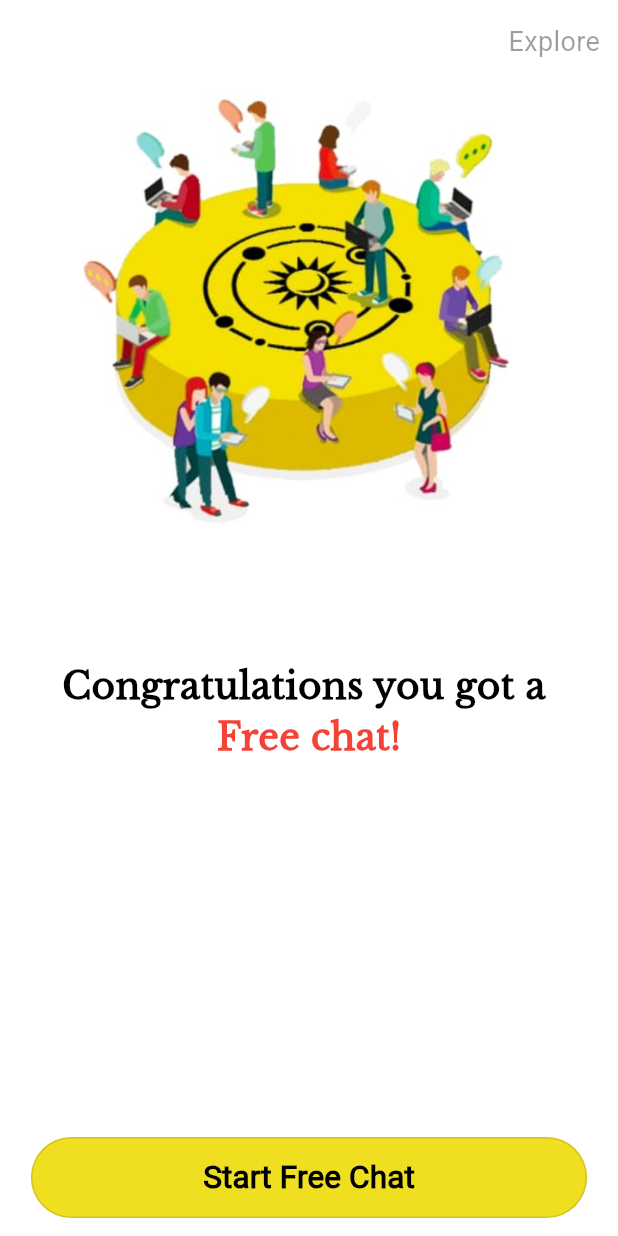
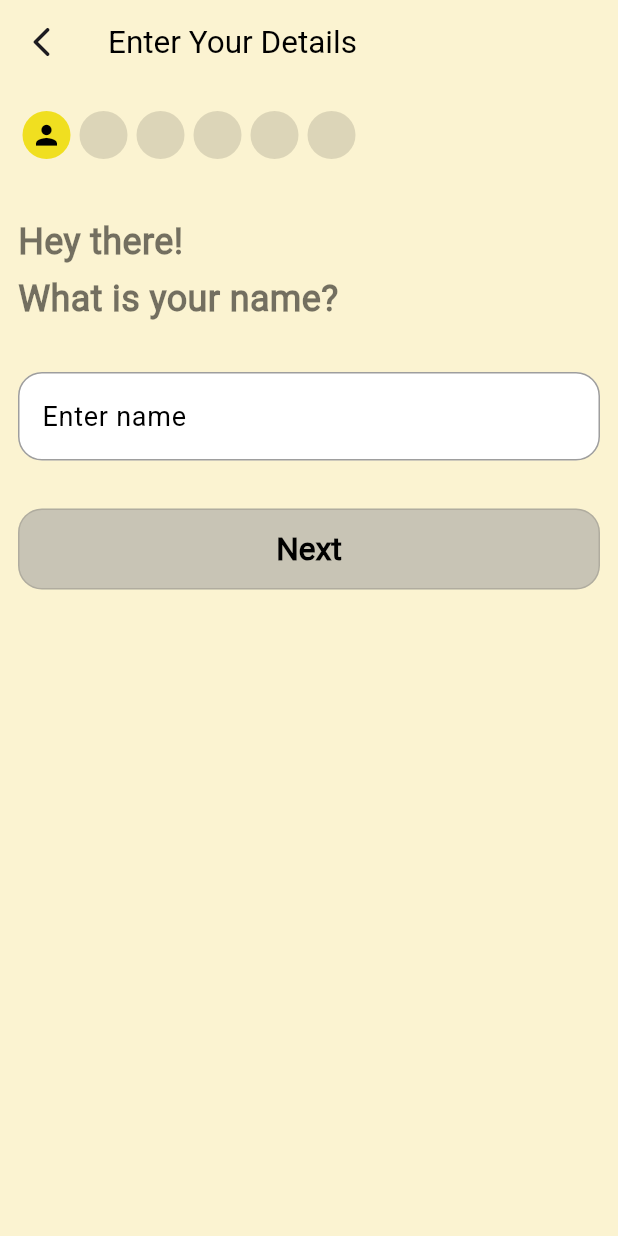
Before and after one commit to rahulkumardev24/Astrotalk-App---Flutter-, a Flutter app: the screen it shows after launch, on a phone screen of 412 x 824 dp. Run offline on Flutter 3.47's test engine with Material 3 defaults, Android fonts, the phone set to English and light mode, and no system bars.

Commit message:
today task complete

```diff
--- a/lib/helper/color.dart
+++ b/lib/helper/color.dart
@@ -2,6 +2,7 @@
 
 class AppColors {
   static const Color primary = Color(0xfff0df20);
+  static const Color lightBackground = Color(0xfffbf3d1);
   static const Color secondary = Color(0xFFFFA726);
 
 }
--- a/lib/main.dart
+++ b/lib/main.dart
@@ -1,5 +1,4 @@
-import 'package:astrotalk_app/screen/starting/splash_screen.dart';
-import 'package:astrotalk_app/screen/starting/start_screen.dart';
+import 'package:astrotalk_app/screen/starting/enter_details_screen.dart';
 import 'package:flutter/material.dart';
 
 void main() {
@@ -9,7 +8,6 @@
 class MyApp extends StatelessWidget {
   const MyApp({super.key});
 
-  // This widget is the root of your application.
   @override
   Widget build(BuildContext context) {
     return MaterialApp(
@@ -18,7 +16,7 @@
       theme: ThemeData(
         colorScheme: ColorScheme.fromSeed(seedColor: Colors.deepPurple),
       ),
-      home: StartScreen(),
+      home: const EnterDetailsScreen(),
     );
   }
 }
--- /dev/null
+++ b/lib/screen/starting/enter_details_screen.dart
@@ -0,0 +1,409 @@
+import 'package:astrotalk_app/helper/color.dart';
+import 'package:astrotalk_app/helper/custom_text_style.dart';
+import 'package:astrotalk_app/widgets/my_text_button.dart';
+import 'package:flutter/material.dart';
+
+class EnterDetailsScreen extends StatefulWidget {
+  const EnterDetailsScreen({super.key});
+
+  @override
+  State<EnterDetailsScreen> createState() => _EnterDetailsScreenState();
+}
+
+class _EnterDetailsScreenState extends State<EnterDetailsScreen> {
+  /// editing text controller
+  final TextEditingController _nameController = TextEditingController();
+  final TextEditingController _locationController = TextEditingController();
+
+  late Size mqData = MediaQuery.of(context).size;
+
+  /// controller
+  final PageController _pageController = PageController();
+
+  /// current index
+  int _currentPage = 0;
+
+  /// date of birthday
+  DateTime? _selectedDateOfBirth;
+
+  /// birth time
+  bool? _bornTime = false;
+
+  /// gender
+  String? _selectGender;
+
+  /// birth location
+  String? _birthPlace;
+
+  /// selected language
+  List<String>? _selectedLanguage;
+
+  /// language
+  final List<String> language = [
+    "English",
+    "Hindi",
+    "Bengali",
+    "Gujarati",
+    "Kannada",
+    "Malayalam",
+    "Marathi",
+    "Punjabi",
+    "Tamil",
+    "Telugu",
+    "Urdu",
+  ];
+
+  /// list of indicator  icon
+  List<dynamic> indicatorIcon = [
+    Icons.person,
+    Icons.female_rounded,
+    Icons.calendar_month_rounded,
+    Icons.access_time_rounded,
+    Icons.location_on_outlined,
+    Icons.language,
+  ];
+
+  /// next page function
+  void _nextPage() {
+    if (_currentPage < 6) {
+      setState(() {
+        _currentPage++;
+      });
+      _pageController.animateToPage(
+        _currentPage,
+        duration: Duration(milliseconds: 300),
+        curve: Curves.easeInOut,
+      );
+    }
+  }
+
+  void _backPage() {
+    if (_currentPage > 0) {
+      setState(() {
+        _currentPage--;
+      });
+      _pageController.animateToPage(
+        _currentPage,
+        duration: Duration(milliseconds: 300),
+        curve: Curves.easeInOut,
+      );
+    }
+  }
+
+  bool _isNameValid() {
+    return _nameController.text.trim().isNotEmpty;
+  }
+
+  @override
+  void initState() {
+    super.initState();
+    _nameController.addListener(() {
+      setState(() {});
+    });
+  }
+
+  @override
+  Widget build(BuildContext context) {
+    return Scaffold(
+      /// app bar
+      appBar: AppBar(
+        title: Text("Enter Your Details", style: myTextStyle21()),
+        leading: IconButton(
+          onPressed: () => _backPage(),
+          icon: Icon(Icons.arrow_back_ios_rounded),
+        ),
+        backgroundColor: AppColors.lightBackground,
+        elevation: 0,
+      ),
+      backgroundColor: AppColors.lightBackground,
+
+      /// body
+      body: SafeArea(
+        child: Padding(
+          padding: const EdgeInsets.all(12.0),
+          child: Column(
+            children: [
+              /// page indicator call here
+              Row(
+                mainAxisAlignment: MainAxisAlignment.start,
+                children: [_buildPageIndicator()],
+              ),
+
+              Expanded(
+                child: PageView(
+                  controller: _pageController,
+                  physics: NeverScrollableScrollPhysics(),
+                  children: [
+                    /// name page
+                    _buildNamePage(),
+                    /// gender
+                    _buildGenderPage(),
+                    /// date of birth
+                    _buildDateOfBirth()
+                  ],
+                ),
+              ),
+            ],
+          ),
+        ),
+      ),
+    );
+  }
+
+  /// page indicator
+  Widget _buildPageIndicator() {
+    return Container(
+      margin: EdgeInsets.symmetric(vertical: 6),
+      child: Row(
+        mainAxisAlignment: MainAxisAlignment.center,
+        children: List.generate(indicatorIcon.length, (index) {
+          final isActive = _currentPage == index;
+          final isCompleted = index < _currentPage;
+          return Container(
+            margin: EdgeInsets.symmetric(horizontal: 3),
+            child: Stack(
+              alignment: Alignment.center,
+              children: [
+                Container(
+                  height: 32,
+                  width: 32,
+                  decoration: BoxDecoration(
+                    shape: BoxShape.circle,
+                    color:
+                        isActive || isCompleted
+                            ? AppColors.primary
+                            : Colors.black12,
+                  ),
+                ),
+                if (isActive)
+                  Icon(indicatorIcon[index], size: 21, color: Colors.black),
+              ],
+            ),
+          );
+        }),
+      ),
+    );
+  }
+
+  /// name page
+  Widget _buildNamePage() {
+    return Column(
+      crossAxisAlignment: CrossAxisAlignment.start,
+      children: [
+        SizedBox(height: 32),
+        Text(
+          "Hey there!",
+          style: myTextStyle24(
+            fontWeight: FontWeight.bold,
+            textColor: Colors.black54,
+          ),
+        ),
+        SizedBox(height: 4),
+        Text(
+          "What is your name?",
+          style: myTextStyle24(
+            fontWeight: FontWeight.bold,
+            textColor: Colors.black54,
+          ),
+        ),
+
+        SizedBox(height: 32),
+
+        /// name text field
+        TextField(
+          autofocus: false,
+          style: myTextStyle18(),
+          controller: _nameController,
+          decoration: InputDecoration(
+            hintText: "Enter name",
+            hintStyle: myTextStyle18(),
+            filled: true,
+            fillColor: Colors.white,
+
+            border: OutlineInputBorder(
+              borderRadius: BorderRadius.circular(16),
+              borderSide: BorderSide.none,
+            ),
+
+            enabledBorder: OutlineInputBorder(
+              borderRadius: BorderRadius.circular(16),
+              borderSide: BorderSide(width: 1, color: Colors.black38),
+            ),
+
+            focusedBorder: OutlineInputBorder(
+              borderRadius: BorderRadius.circular(16),
+              borderSide: BorderSide(width: 1, color: Colors.black38),
+            ),
+          ),
+        ),
+
+        SizedBox(height: 32),
+
+        SizedBox(
+          width: double.infinity,
+          child: MyTextButton(
+            btnText: "Next",
+            onPress: () {
+              if (_nameController.text.isEmpty) {
+                ScaffoldMessenger.of(context).showSnackBar(
+                  SnackBar(
+                    content: Text(
+                      "Please enter your name",
+                      style: myTextStyle18(textColor: Colors.white),
+                    ),
+                    backgroundColor: Colors.red,
+                  ),
+                );
+              } else {
+                _nextPage();
+              }
+            },
+            btnBackgroundColor:
+                _isNameValid() ? AppColors.primary : Colors.grey.withAlpha(140),
+            borderRadius: 16,
+          ),
+        ),
+      ],
+    );
+  }
+
+  /// gender
+  Widget _buildGenderPage() {
+    return Column(
+      crossAxisAlignment: CrossAxisAlignment.start,
+      children: [
+        SizedBox(height: 32),
+        Text(
+          "What is your gender?",
+          style: myTextStyle24(
+            fontWeight: FontWeight.bold,
+            textColor: Colors.black54,
+          ),
+        ),
+
+        SizedBox(height: 32),
+
+        Row(
+          mainAxisAlignment: MainAxisAlignment.spaceAround,
+          children: [
+            /// Male
+            Column(
+              children: [
+                InkWell(
+                  onTap: () {
+                    setState(() {
+                      _selectGender = "Male";
+                    });
+                  },
+                  child: Container(
+                    decoration: BoxDecoration(
+                      color:
+                          _selectGender == "Male"
+                              ? AppColors.primary
+                              : Colors.white,
+                      shape: BoxShape.circle,
+                      border: Border.all(width: 1, color: AppColors.primary),
+                    ),
+                    child: Padding(
+                      padding: const EdgeInsets.all(12.0),
+                      child: Image.asset(
+                        "lib/assets/icons/man.png",
+                        fit: BoxFit.cover,
+                        height: mqData.height * 0.1,
+                      ),
+                    ),
+                  ),
+                ),
+                Padding(
+                  padding: const EdgeInsets.only(top: 8.0),
+                  child: Text(
+                    "Male",
+                    style: myTextStyle21(fontWeight: FontWeight.bold),
+                  ),
+                ),
+              ],
+            ),
+
+            /// female
+            Column(
+              children: [
+                InkWell(
+                  onTap: () {
+                    setState(() {
+                      _selectGender = "Female";
+                    });
+                  },
+                  child: Container(
+                    decoration: BoxDecoration(
+                      color:
+                          _selectGender == "Female"
+                              ? AppColors.primary
+                              : Colors.white,
+                      shape: BoxShape.circle,
+                      border: Border.all(width: 1, color: AppColors.primary),
+                    ),
+                    child: Padding(
+                      padding: const EdgeInsets.all(12.0),
+                      child: Image.asset(
+                        "lib/assets/icons/woman.png",
+                        fit: BoxFit.cover,
+                        height: mqData.height * 0.1,
+                      ),
+                    ),
+                  ),
+                ),
+
+                Padding(
+                  padding: const EdgeInsets.only(top: 8.0),
+                  child: Text(
+                    "Female",
+                    style: myTextStyle21(fontWeight: FontWeight.bold),
+                  ),
+                ),
+              ],
+            ),
+          ],
+        ),
+
+        SizedBox(height: mqData.height * 0.05),
+
+        if (_selectGender != null)
+          SizedBox(
+            width: double.infinity,
+            child: MyTextButton(
+              btnText: "Next",
+              onPress: () {
+                _nextPage();
+              },
+              btnBackgroundColor:
+                  _isNameValid()
+                      ? AppColors.primary
+                      : Colors.grey.withAlpha(140),
+              borderRadius: 16,
+            ),
+          ),
+      ],
+    );
+  }
+
+  Widget _buildDateOfBirth() {
+    return Column(
+      crossAxisAlignment: CrossAxisAlignment.start,
+      children: [
+        SizedBox(height: 32,),
+        Text(
+          "Enter your birth date ",
+          style: myTextStyle24(
+            fontWeight: FontWeight.bold,
+            textColor: Colors.black54,
+          ),
+        ),
+
+
+
+
+      ],
+    );
+  }
+
+}
--- a/lib/screen/starting/start_screen.dart
+++ b/lib/screen/starting/start_screen.dart
@@ -1,4 +1,5 @@
 import 'package:astrotalk_app/helper/custom_text_style.dart';
+import 'package:astrotalk_app/screen/starting/enter_details_screen.dart';
 import 'package:flutter/material.dart';
 
 import '../../helper/color.dart';
@@ -55,7 +56,15 @@
             /// stayr button
             SizedBox(
               width: mqData.width * 0.9,
-              child: MyTextButton(btnText: 'Start Free Chat', onPress: () {}),
+              child: MyTextButton(
+                btnText: 'Start Free Chat',
+                onPress: () {
+                  Navigator.pushReplacement(
+                    context,
+                    MaterialPageRoute(builder: (_) => EnterDetailsScreen()),
+                  );
+                },
+              ),
             ),
 
             SizedBox(height: 12),
--- a/lib/widgets/my_text_button.dart
+++ b/lib/widgets/my_text_button.dart
@@ -8,11 +8,13 @@
   Color btnBackgroundColor;
   String btnText;
   VoidCallback onPress;
+  double borderRadius;
   MyTextButton({
     super.key,
     this.btnBackgroundColor = AppColors.primary,
     required this.btnText,
     required this.onPress,
+    this.borderRadius = 27,
   });
 
   @override
@@ -23,7 +25,7 @@
         backgroundColor: btnBackgroundColor,
         elevation: 0,
         shape: RoundedRectangleBorder(
-          borderRadius: BorderRadius.circular(27),
+          borderRadius: BorderRadius.circular(borderRadius),
           side: BorderSide(width: 1, color: Colors.black12),
         ),
       ),
--- a/pubspec.yaml
+++ b/pubspec.yaml
@@ -34,6 +34,8 @@
   # The following adds the Cupertino Icons font to your application.
   # Use with the CupertinoIcons class for iOS style icons.
   cupertino_icons: ^1.0.8
+
+
 
 dev_dependencies:
   flutter_test:
```
Also changed, not shown: lib/assets/icons/man.png (added), lib/assets/icons/woman.png (added), 1 other file.
